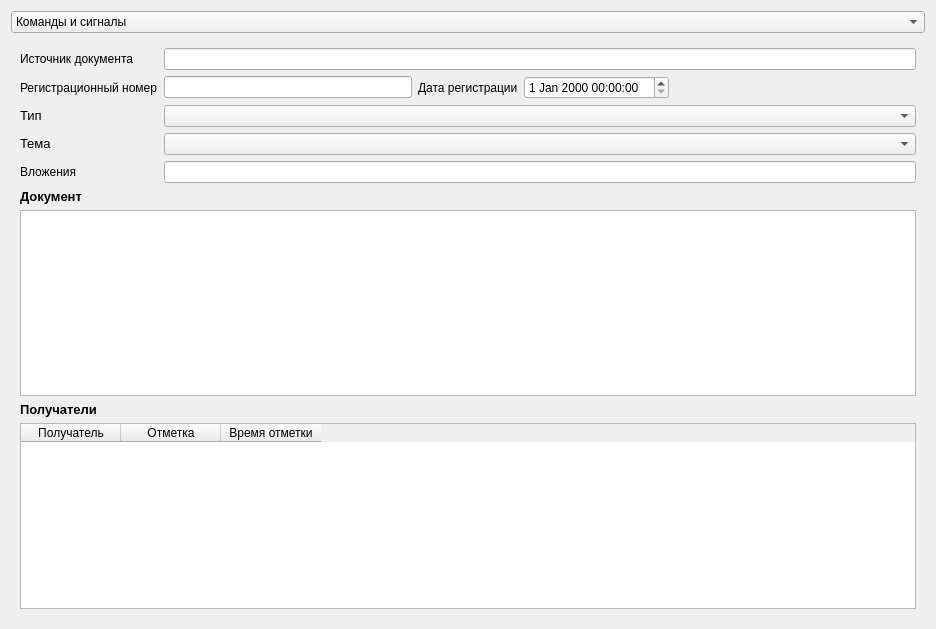
Old version of the form commandsaddform.ui in the repository rymarchik/InitState.
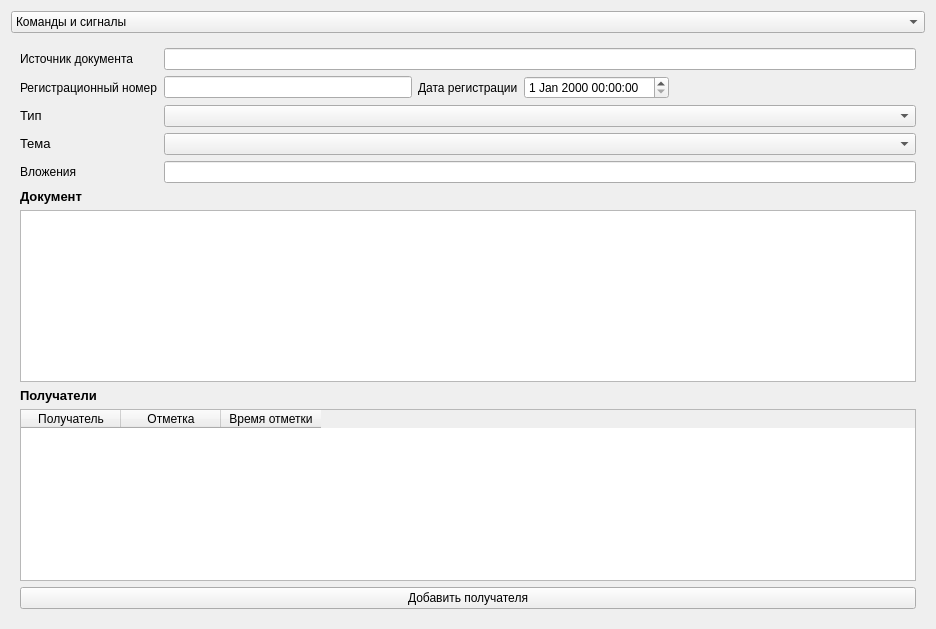
New version of the form. The open tabs and pages were chosen to show the change.

Diff of the .ui file:
```diff
--- a/commandsaddform.ui
+++ b/commandsaddform.ui
@@ -496,6 +496,13 @@
              </column>
             </widget>
            </item>
+           <item row="3" column="0">
+            <widget class="QPushButton" name="addDocReceivers">
+             <property name="text">
+              <string>Добавить получателя</string>
+             </property>
+            </widget>
+           </item>
           </layout>
          </item>
         </layout>
```
Left out of the diff: 112 changed lines with no effect on the pictures.
